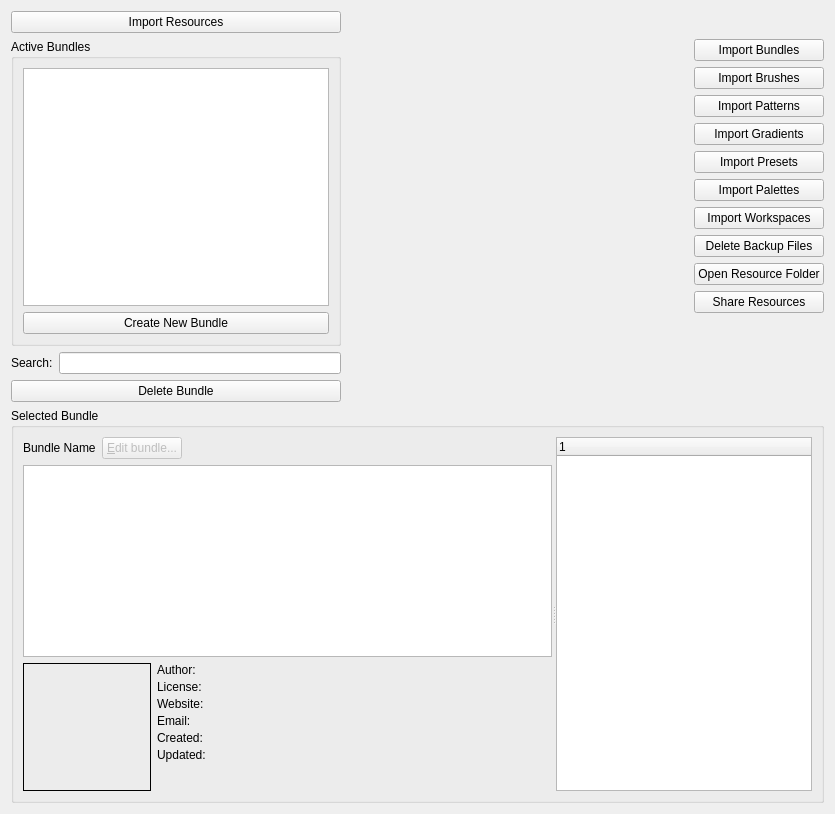
The window that plugins/extensions/resourcemanager/wdgdlgbundlemanager.ui (KDE/krita) describes before a commit, drawn with Qt 5.
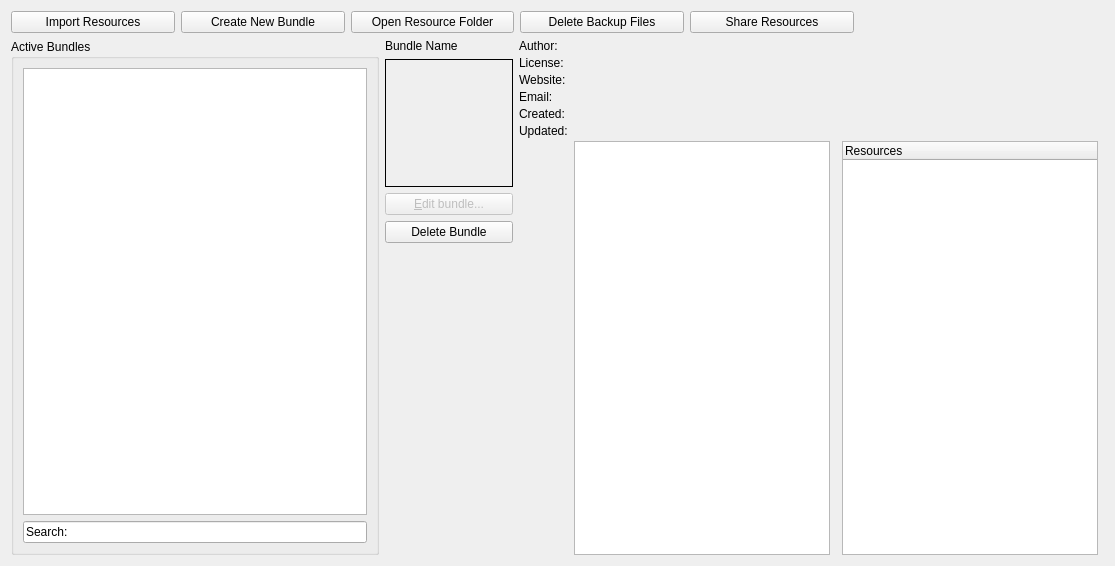
The same window after the commit.

Commit message:
The whole Resource Manager UI is re-designed
- There is a small UI glitch existing, the height of the Widget Box isn't perfect

Diff of the .ui file:
```diff
--- a/plugins/extensions/resourcemanager/wdgdlgbundlemanager.ui
+++ b/plugins/extensions/resourcemanager/wdgdlgbundlemanager.ui
@@ -6,12 +6,20 @@
    <rect>
     <x>0</x>
     <y>0</y>
-    <width>835</width>
-    <height>814</height>
+    <width>1115</width>
+    <height>566</height>
    </rect>
   </property>
   <layout class="QGridLayout" name="gridLayout_2">
+   <property name="sizeConstraint">
+    <enum>QLayout::SetDefaultConstraint</enum>
+   </property>
+   <item row="3" column="5">
+    <layout class="QVBoxLayout" name="verticalLayout_5"/>
+   </item>
    <item row="1" column="0">
+    <layout class="QHBoxLayout" name="overviewHorizontalLayout">
+     <item>
     <layout class="QVBoxLayout" name="verticalLayout_2">
      <item>
       <widget class="QGroupBox" name="groupBox">
@@ -45,15 +53,9 @@
          </widget>
         </item>
         <item>
-         <widget class="QPushButton" name="createBundleButton">
-          <property name="sizePolicy">
-           <sizepolicy hsizetype="Minimum" vsizetype="Fixed">
-            <horstretch>0</horstretch>
-            <verstretch>0</verstretch>
-           </sizepolicy>
-          </property>
+           <widget class="QLineEdit" name="searchLineEdit">
           <property name="text">
-           <string>Create New Bundle</string>
+             <string>Search:</string>
           </property>
          </widget>
         </item>
@@ -62,54 +64,10 @@
      </item>
     </layout>
    </item>
-   <item row="1" column="1">
-    <layout class="QVBoxLayout" name="verticalLayout"/>
-   </item>
-   <item row="1" column="3">
-    <layout class="QVBoxLayout" name="verticalLayout_3"/>
-   </item>
-   <item row="4" column="0" colspan="5">
-    <widget class="QGroupBox" name="BundleSelectedGroupBox">
-     <property name="sizePolicy">
-      <sizepolicy hsizetype="Preferred" vsizetype="Preferred">
-       <horstretch>0</horstretch>
-       <verstretch>0</verstretch>
-      </sizepolicy>
-     </property>
-     <property name="minimumSize">
-      <size>
-       <width>0</width>
-       <height>0</height>
-      </size>
-     </property>
-     <property name="title">
-      <string>Selected Bundle</string>
-     </property>
-     <layout class="QVBoxLayout" name="verticalLayout_8">
       <item>
-       <widget class="QSplitter" name="splitter_2">
-        <property name="sizePolicy">
-         <sizepolicy hsizetype="Expanding" vsizetype="Expanding">
-          <horstretch>0</horstretch>
-          <verstretch>0</verstretch>
-         </sizepolicy>
-        </property>
-        <property name="orientation">
-         <enum>Qt::Horizontal</enum>
-        </property>
-        <property name="childrenCollapsible">
-         <bool>false</bool>
-        </property>
-        <widget class="QWidget" name="selectedBundleInfoContainer">
-         <property name="sizePolicy">
-          <sizepolicy hsizetype="Preferred" vsizetype="Preferred">
-           <horstretch>10</horstretch>
-           <verstretch>0</verstretch>
-          </sizepolicy>
-         </property>
-         <layout class="QVBoxLayout" name="verticalLayout_4">
+      <layout class="QHBoxLayout" name="horizontalLayout_3" stretch="0,0">
           <item>
-           <layout class="QHBoxLayout" name="horizontalLayout_2">
+        <layout class="QVBoxLayout" name="verticalLayout_9">
             <item>
              <widget class="QLabel" name="lblName">
               <property name="text">
@@ -121,54 +79,6 @@
              </widget>
             </item>
             <item>
-             <widget class="QPushButton" name="bnEditBundle">
-              <property name="enabled">
-               <bool>false</bool>
-              </property>
-              <property name="text">
-               <string>&amp;Edit bundle...</string>
-              </property>
-             </widget>
-            </item>
-            <item>
-             <spacer name="horizontalSpacer">
-              <property name="orientation">
-               <enum>Qt::Horizontal</enum>
-              </property>
-              <property name="sizeHint" stdset="0">
-               <size>
-                <width>40</width>
-                <height>20</height>
-               </size>
-              </property>
-             </spacer>
-            </item>
-           </layout>
-          </item>
-          <item>
-           <widget class="QPlainTextEdit" name="lblDescription">
-            <property name="sizePolicy">
-             <sizepolicy hsizetype="Expanding" vsizetype="Maximum">
-              <horstretch>0</horstretch>
-              <verstretch>10</verstretch>
-             </sizepolicy>
-            </property>
-            <property name="minimumSize">
-             <size>
-              <width>0</width>
-              <height>50</height>
-             </size>
-            </property>
-            <property name="readOnly">
-             <bool>true</bool>
-            </property>
-           </widget>
-          </item>
-          <item>
-           <layout class="QHBoxLayout" name="horizontalLayout_3" stretch="0,0">
-            <item>
-             <layout class="QVBoxLayout" name="verticalLayout_9">
-              <item>
                <widget class="QLabel" name="lblPreview">
                 <property name="sizePolicy">
                  <sizepolicy hsizetype="Fixed" vsizetype="Fixed">
@@ -202,6 +112,23 @@
                 </property>
                </widget>
               </item>
+         <item>
+          <widget class="QPushButton" name="bnEditBundle">
+           <property name="enabled">
+            <bool>false</bool>
+           </property>
+           <property name="text">
+            <string>&amp;Edit bundle...</string>
+           </property>
+          </widget>
+         </item>
+         <item>
+          <widget class="QPushButton" name="bnDeleteBundle">
+           <property name="text">
+            <string>Delete Bundle</string>
+           </property>
+          </widget>
+         </item>
               <item>
                <spacer name="verticalSpacer_2">
                 <property name="orientation">
@@ -222,27 +149,55 @@
               <property name="verticalSpacing">
                <number>3</number>
               </property>
-              <item row="0" column="1">
+         <item row="0" column="1" colspan="4">
                <widget class="QLabel" name="lblAuthor">
                 <property name="text">
                  <string/>
                 </property>
                </widget>
               </item>
-              <item row="1" column="1">
-               <widget class="QLabel" name="lblLicense">
-                <property name="text">
-                 <string/>
-                </property>
-               </widget>
-              </item>
-              <item row="4" column="1">
+         <item row="4" column="1" colspan="4">
                <widget class="QLabel" name="lblCreated">
                 <property name="text">
                  <string/>
                 </property>
                </widget>
               </item>
+         <item row="2" column="1" colspan="4">
+          <widget class="QLabel" name="lblWebsite">
+           <property name="text">
+            <string/>
+           </property>
+          </widget>
+         </item>
+         <item row="4" column="0">
+          <widget class="QLabel" name="label_6">
+           <property name="text">
+            <string>Created:</string>
+           </property>
+          </widget>
+         </item>
+         <item row="6" column="3">
+          <widget class="QTreeWidget" name="listBundleContents">
+           <property name="sizePolicy">
+            <sizepolicy hsizetype="Preferred" vsizetype="Expanding">
+             <horstretch>0</horstretch>
+             <verstretch>0</verstretch>
+            </sizepolicy>
+           </property>
+           <property name="minimumSize">
+            <size>
+             <width>200</width>
+             <height>0</height>
+            </size>
+           </property>
+           <column>
+            <property name="text">
+             <string notr="true">Resources</string>
+            </property>
+           </column>
+          </widget>
+         </item>
               <item row="0" column="0">
                <widget class="QLabel" name="label_3">
                 <property name="sizePolicy">
@@ -262,34 +217,6 @@
                 </property>
                </widget>
               </item>
-              <item row="1" column="0">
-               <widget class="QLabel" name="label_4">
-                <property name="text">
-                 <string>License:</string>
-                </property>
-               </widget>
-              </item>
-              <item row="5" column="1">
-               <widget class="QLabel" name="lblUpdated">
-                <property name="text">
-                 <string/>
-                </property>
-               </widget>
-              </item>
-              <item row="4" column="0">
-               <widget class="QLabel" name="label_6">
-                <property name="text">
-                 <string>Created:</string>
-                </property>
-               </widget>
-              </item>
-              <item row="3" column="0">
-               <widget class="QLabel" name="label_8">
-                <property name="text">
-                 <string>Email:</string>
-                </property>
-               </widget>
-              </item>
               <item row="5" column="0">
                <widget class="QLabel" name="label_7">
                 <property name="text">
@@ -297,13 +224,6 @@
                 </property>
                </widget>
               </item>
-              <item row="3" column="1">
-               <widget class="QLabel" name="lblEmail">
-                <property name="text">
-                 <string/>
-                </property>
-               </widget>
-              </item>
               <item row="2" column="0">
                <widget class="QLabel" name="label_5">
                 <property name="text">
@@ -311,122 +231,84 @@
                 </property>
                </widget>
               </item>
-              <item row="2" column="1">
-               <widget class="QLabel" name="lblWebsite">
+         <item row="5" column="1" colspan="4">
+          <widget class="QLabel" name="lblUpdated">
                 <property name="text">
                  <string/>
                 </property>
                </widget>
               </item>
-              <item row="6" column="0" colspan="2">
-               <spacer name="verticalSpacer_5">
+         <item row="6" column="0">
+          <spacer name="verticalSpacer">
                 <property name="orientation">
                  <enum>Qt::Vertical</enum>
                 </property>
                 <property name="sizeHint" stdset="0">
                  <size>
                   <width>20</width>
-                  <height>0</height>
+             <height>40</height>
                  </size>
                 </property>
                </spacer>
               </item>
-             </layout>
-            </item>
-           </layout>
-          </item>
-         </layout>
-        </widget>
-        <widget class="QTreeWidget" name="listBundleContents">
-         <property name="sizePolicy">
-          <sizepolicy hsizetype="Preferred" vsizetype="Expanding">
-           <horstretch>0</horstretch>
-           <verstretch>0</verstretch>
-          </sizepolicy>
-         </property>
-         <property name="minimumSize">
-          <size>
-           <width>200</width>
-           <height>0</height>
-          </size>
-         </property>
-         <column>
+         <item row="1" column="1" colspan="4">
+          <widget class="QLabel" name="lblLicense">
           <property name="text">
-           <string notr="true">1</string>
-          </property>
-         </column>
-        </widget>
-       </widget>
-      </item>
-     </layout>
-    </widget>
-   </item>
-   <item row="1" column="2">
-    <spacer name="horizontalSpacer_2">
-     <property name="orientation">
-      <enum>Qt::Horizontal</enum>
-     </property>
-     <property name="sizeHint" stdset="0">
-      <size>
-       <width>40</width>
-       <height>20</height>
-      </size>
-     </property>
-    </spacer>
-   </item>
-   <item row="1" column="4">
-    <layout class="QVBoxLayout" name="verticalLayout_5">
-     <item>
-      <widget class="QPushButton" name="bnImportBundles">
+            <string/>
+           </property>
+          </widget>
+         </item>
+         <item row="3" column="0">
+          <widget class="QLabel" name="label_8">
        <property name="text">
-        <string>Import Bundles</string>
+            <string>Email:</string>
        </property>
       </widget>
      </item>
-     <item>
-      <widget class="QPushButton" name="bnImportBrushes">
+         <item row="3" column="1" colspan="4">
+          <widget class="QLabel" name="lblEmail">
        <property name="text">
-        <string>Import Brushes</string>
+            <string/>
        </property>
       </widget>
      </item>
-     <item>
-      <widget class="QPushButton" name="bnImportPatterns">
+         <item row="1" column="0">
+          <widget class="QLabel" name="label_4">
        <property name="text">
-        <string>Import Patterns</string>
+            <string>License:</string>
        </property>
       </widget>
      </item>
-     <item>
-      <widget class="QPushButton" name="bnImportGradients">
-       <property name="text">
-        <string>Import Gradients</string>
-       </property>
-      </widget>
-     </item>
-     <item>
-      <widget class="QPushButton" name="bnImportPresets">
-       <property name="text">
-        <string>Import Presets</string>
+         <item row="6" column="1">
+          <widget class="QPlainTextEdit" name="lblDescription">
+           <property name="tabChangesFocus">
+            <bool>false</bool>
+           </property>
+           <property name="documentTitle">
+            <string/>
        </property>
       </widget>
      </item>
-     <item>
-      <widget class="QPushButton" name="bnImportPalettes">
-       <property name="text">
-        <string>Import Palettes</string>
-       </property>
-      </widget>
-     </item>
+        </layout>
+       </item>
+      </layout>
+     </item>
+    </layout>
+   </item>
+   <item row="0" column="0">
+    <layout class="QHBoxLayout" name="buttonHerticalLayout">
+     <property name="rightMargin">
+      <number>250</number>
+     </property>
      <item>
-      <widget class="QPushButton" name="bnImportWorkspaces">
+      <widget class="QPushButton" name="m_importResources">
        <property name="text">
-        <string>Import Workspaces</string>
+        <string>Import Resources</string>
        </property>
       </widget>
      </item>
      <item>
-      <widget class="QPushButton" name="deleteBackupFilesButton">
+      <widget class="QPushButton" name="createBundleButton">
        <property name="sizePolicy">
         <sizepolicy hsizetype="Minimum" vsizetype="Fixed">
          <horstretch>0</horstretch>
@@ -434,7 +316,7 @@
         </sizepolicy>
        </property>
        <property name="text">
-        <string>Delete Backup Files</string>
+        <string>Create New Bundle</string>
        </property>
       </widget>
      </item>
@@ -451,6 +333,19 @@
        </property>
       </widget>
      </item>
+     <item>
+      <widget class="QPushButton" name="deleteBackupFilesButton">
+       <property name="sizePolicy">
+        <sizepolicy hsizetype="Minimum" vsizetype="Fixed">
+         <horstretch>0</horstretch>
+         <verstretch>0</verstretch>
+        </sizepolicy>
+       </property>
+       <property name="text">
+        <string>Delete Backup Files</string>
+       </property>
+      </widget>
+     </item>
      <item>
       <widget class="QPushButton" name="bnShareResources">
        <property name="text">
@@ -458,49 +353,8 @@
        </property>
       </widget>
      </item>
-     <item>
-      <spacer name="verticalSpacer">
-       <property name="orientation">
-        <enum>Qt::Vertical</enum>
-       </property>
-       <property name="sizeHint" stdset="0">
-        <size>
-         <width>18</width>
-         <height>17</height>
-        </size>
-       </property>
-      </spacer>
-     </item>
     </layout>
    </item>
-   <item row="2" column="0">
-    <layout class="QGridLayout" name="searchGrid">
-     <item row="1" column="0">
-      <widget class="QLabel" name="searchLabel">
-       <property name="text">
-        <string>Search:</string>
-       </property>
-      </widget>
-     </item>
-     <item row="1" column="1">
-      <widget class="QLineEdit" name="searchLineEdit"/>
-     </item>
-    </layout>
-   </item>
-   <item row="3" column="0">
-    <widget class="QPushButton" name="bnDeleteBundle">
-     <property name="text">
-      <string>Delete Bundle</string>
-     </property>
-    </widget>
-   </item>
-   <item row="0" column="0">
-    <widget class="QPushButton" name="m_importResources">
-     <property name="text">
-      <string>Import Resources</string>
-     </property>
-    </widget>
-   </item>
   </layout>
  </widget>
  <resources/>
```
Left out of the diff: 2 changed lines with no effect on the pictures. Lines whose indentation alone changed are shown as unchanged. The commit also changes 1 other file.
